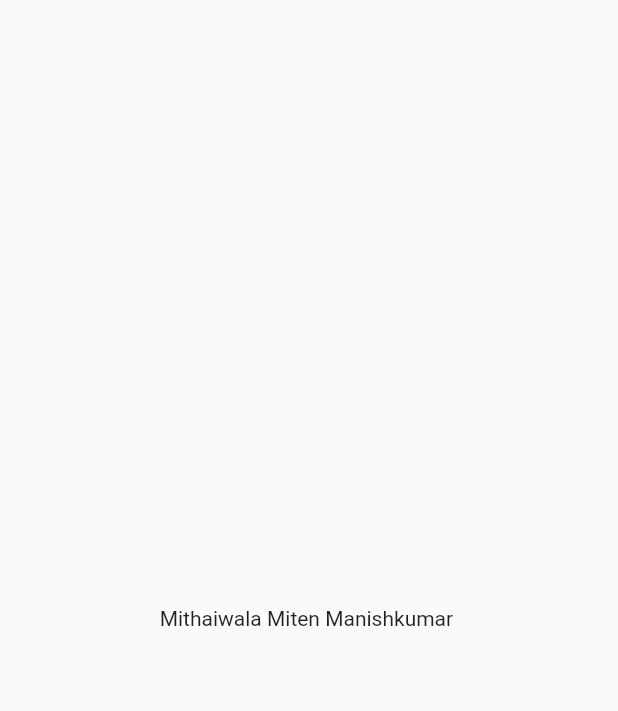
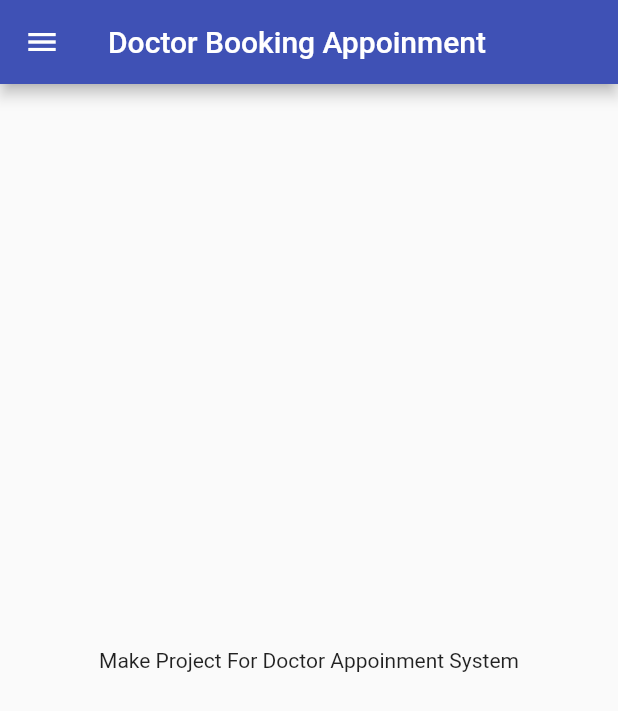
Before and after one commit to Miten3M/AndroidDev, a Flutter app: the screen it shows after launch, on a phone screen of 412 x 824 dp. Shown: the top 711 px of the screen. Run offline on Flutter 3.47's test engine with Material 2 defaults, Android fonts, the phone set to English and light mode, and no system bars; our stand-ins replace google_fonts.

```diff
--- /dev/null
+++ b/lib/homepage.dart
@@ -0,0 +1,21 @@
+import 'package:flutter/material.dart';
+
+class HomePage extends StatelessWidget {
+  String project="Doctor Appoinment System";
+
+  @override
+  Widget build(BuildContext context) {
+
+    return Scaffold(
+      appBar: AppBar(
+        title: Text("Doctor Booking Appoinment"),
+      ) ,
+        body:Center(
+            child:Container (
+              child:Text("Make Project For $project"),
+            ),
+        ),
+        drawer: Drawer(),
+    );
+  }
+}
--- a/lib/main.dart
+++ b/lib/main.dart
@@ -1,5 +1,7 @@
 import 'package:flutter/material.dart';
-
+import 'package:hello_world/homepage.dart';
+import 'package:hello_world/login_page.dart';
+import 'package:google_fonts/google_fonts.dart';
 void main() {
   runApp(MyApp());
 }
@@ -8,14 +10,23 @@ class MyApp extends StatelessWidget {
 
   @override
   Widget build(BuildContext context) {
-    return MaterialApp(
-      home:Material(
-        child:Center(
-           child:Container (
-          child:Text("Mithaiwala Miten Manishkumar "),
-           )
-        )
-      )
+   return MaterialApp(
+       themeMode: ThemeMode.dark,
+       theme: ThemeData(primarySwatch: Colors.cyan,
+       fontFamily: GoogleFonts.lato().fontFamily),
+    darkTheme: ThemeData(primarySwatch: Colors.indigo),
+    initialRoute: "/home",
+    routes: {
+    "/":(context)=>Login(),
+    "/home":(context)=>HomePage(),
+    "/login":(context)=>Login(),
+
+    },
     );
-  }
+
+
+
+
+
+   }
 }
```
Also changed, not shown: lib/login_page.dart (added, +58 -0 lines), pubspec.yaml (+4 -4 lines), assets/images/doctorlogo.png (added), assets/images/login.png (added), pubspec.lock, 1 other file.
